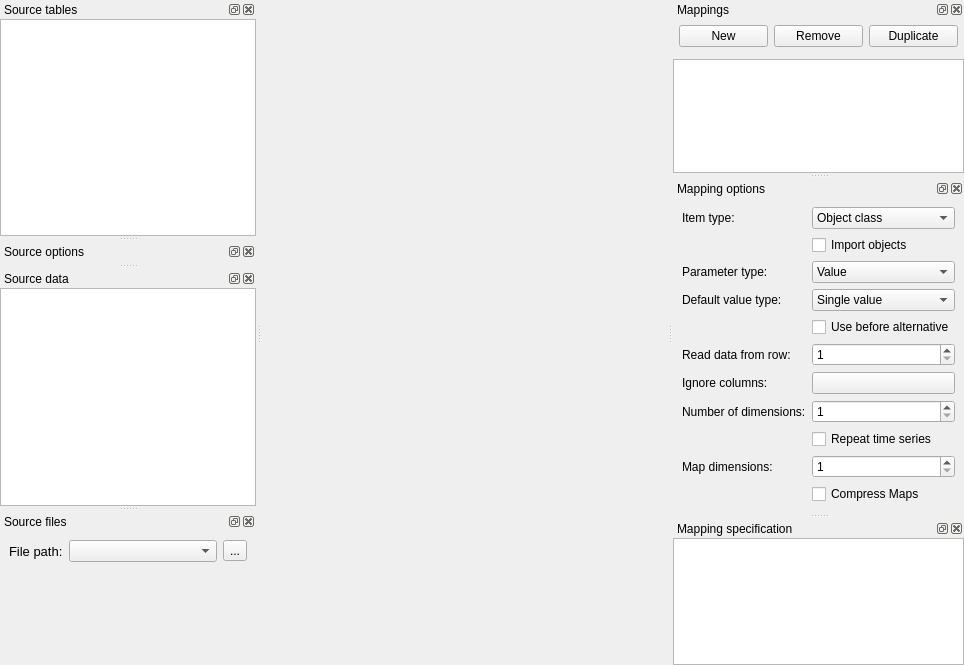
The window that spine_items/importer/ui/import_editor_window.ui (spine-tools/spine-items) describes before a commit, drawn with Qt 5.
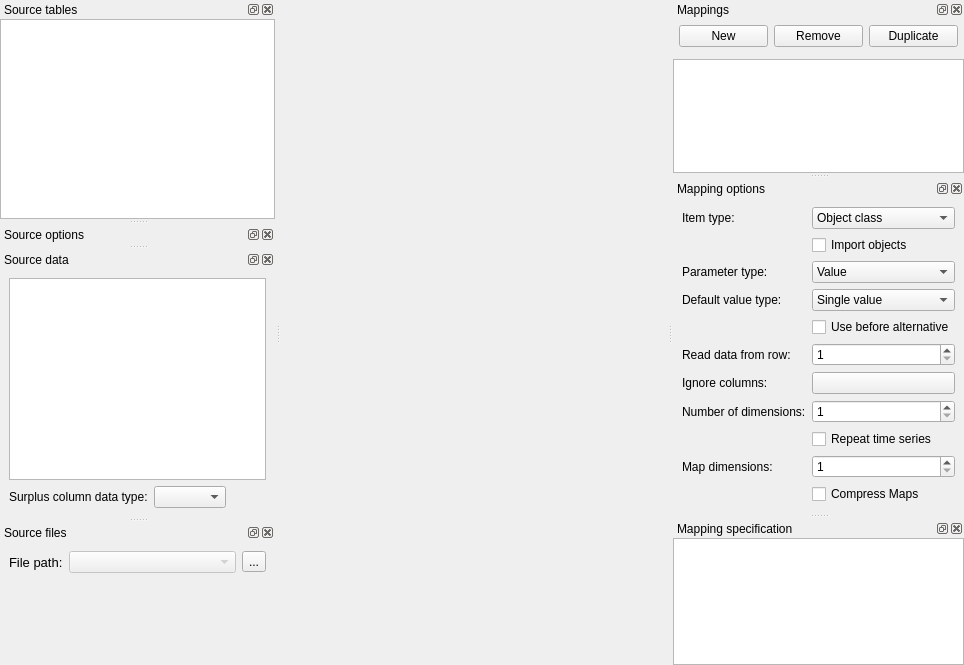
The same window after the commit. Icons and pictures are not drawn. Custom widgets are drawn as their Qt base class.

Commit message:
Add Surplus column type combo box
Importer specification editor has now controls to select a default
column type for cases where pivoted source data has more columns than
connection manager's column data types.

Re Spine-project/Spine-Toolbox#1787

What changed in the file:
```diff
--- a/spine_items/importer/ui/import_editor_window.ui
+++ b/spine_items/importer/ui/import_editor_window.ui
@@ -105,21 +105,6 @@
    </attribute>
    <widget class="QWidget" name="dockWidgetContents_3">
     <layout class="QVBoxLayout" name="verticalLayout_3">
-     <property name="spacing">
-      <number>3</number>
-     </property>
-     <property name="leftMargin">
-      <number>0</number>
-     </property>
-     <property name="topMargin">
-      <number>0</number>
-     </property>
-     <property name="rightMargin">
-      <number>0</number>
-     </property>
-     <property name="bottomMargin">
-      <number>0</number>
-     </property>
      <item>
       <widget class="TableViewWithButtonHeader" name="source_data_table">
        <property name="contextMenuPolicy">
@@ -127,6 +112,37 @@
        </property>
       </widget>
      </item>
+     <item>
+      <layout class="QHBoxLayout" name="horizontalLayout">
+       <item>
+        <widget class="QLabel" name="label">
+         <property name="text">
+          <string>Surplus column data type:</string>
+         </property>
+        </widget>
+       </item>
+       <item>
+        <widget class="QComboBox" name="default_column_type_combo_box">
+         <property name="toolTip">
+          <string>Select data type for additional columns in variable-length pivoted source data.</string>
+         </property>
+        </widget>
+       </item>
+       <item>
+        <spacer name="horizontalSpacer">
+         <property name="orientation">
+          <enum>Qt::Horizontal</enum>
+         </property>
+         <property name="sizeHint" stdset="0">
+          <size>
+           <width>40</width>
+           <height>20</height>
+          </size>
+         </property>
+        </spacer>
+       </item>
+      </layout>
+     </item>
     </layout>
    </widget>
   </widget>
@@ -511,6 +527,9 @@
        </item>
        <item>
         <widget class="ElidedCombobox" name="comboBox_source_file">
+         <property name="enabled">
+          <bool>false</bool>
+         </property>
          <property name="sizePolicy">
           <sizepolicy hsizetype="Expanding" vsizetype="Fixed">
            <horstretch>0</horstretch>
```
The commit also changes 8 other files.
